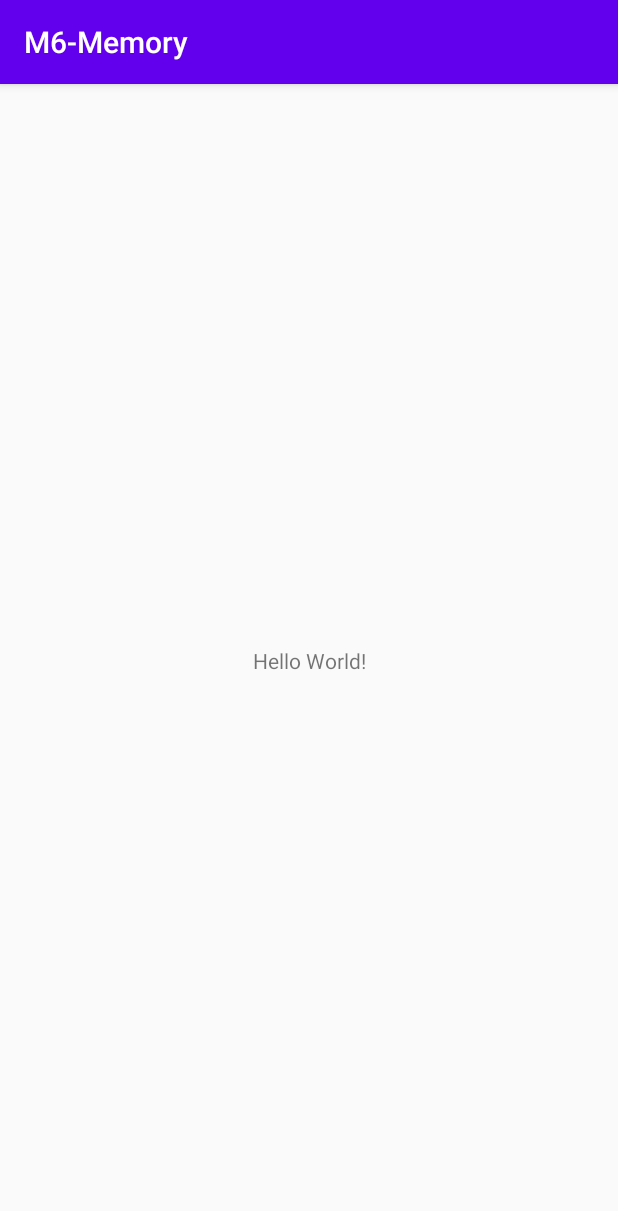
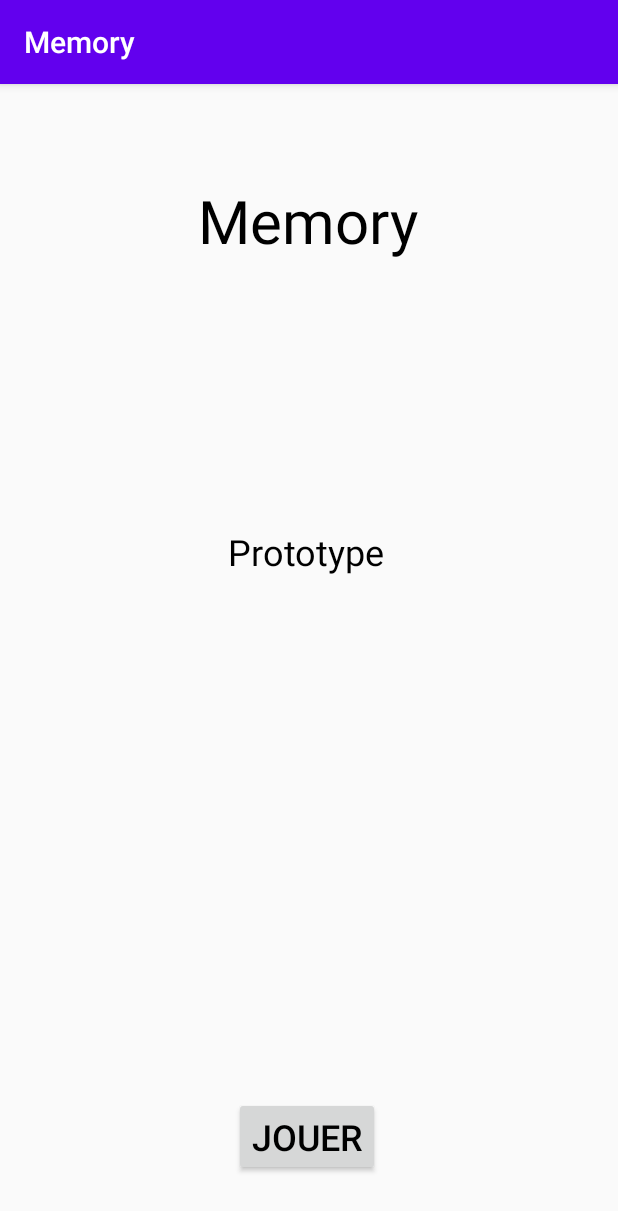
Before and after one commit to Phob0s7/M6-Memory, an Android app: the screen it shows after launch (MainActivity), on a phone screen of 412 x 824 dp. Shown: the top 1211 px of the screen. Run offline under Robolectric (Android 15) with nearby library versions, the phone set to English and light mode, and no system bars.

Commit message:
Ajout de l'activité d'accueil et l'activité des informations du joueur

```diff
--- a/app/src/main/AndroidManifest.xml
+++ b/app/src/main/AndroidManifest.xml
@@ -5,10 +5,11 @@
     <application
         android:allowBackup="true"
         android:icon="@mipmap/ic_launcher"
-        android:label="@string/app_name"
+        android:label="Memory"
         android:roundIcon="@mipmap/ic_launcher_round"
         android:supportsRtl="true"
         android:theme="@style/AppTheme">
+        <activity android:name=".LoginActivity"></activity>
         <activity android:name=".MainActivity">
             <intent-filter>
                 <action android:name="android.intent.action.MAIN" />
--- a/app/src/main/java/com/example/m6_memory/MainActivity.java
+++ b/app/src/main/java/com/example/m6_memory/MainActivity.java
@@ -2,13 +2,33 @@ package com.example.m6_memory;
 
 import androidx.appcompat.app.AppCompatActivity;
 
+import android.content.Intent;
 import android.os.Bundle;
+import android.view.View;
+import android.widget.Button;
+import android.widget.TextView;
 
 public class MainActivity extends AppCompatActivity {
+
+    private TextView mMemory;
+    private TextView mPrototype;
+    private Button mPlayButton;
 
     @Override
     protected void onCreate(Bundle savedInstanceState) {
         super.onCreate(savedInstanceState);
         setContentView(R.layout.activity_main);
+
+        mMemory = (TextView) findViewById(R.id.activity_main_memory_txt);
+        mPrototype = (TextView) findViewById(R.id.activity_main_prototype_txt);
+        mPlayButton = (Button) findViewById(R.id.activity_main_play_btn);
+
+        mPlayButton.setOnClickListener(new View.OnClickListener() {
+            @Override
+            public void onClick(View v) {
+                Intent loginActivity = new Intent(MainActivity.this, LoginActivity.class);
+                startActivity(loginActivity);
+            }
+        });
     }
 }
--- a/app/src/main/res/layout/activity_main.xml
+++ b/app/src/main/res/layout/activity_main.xml
@@ -7,12 +7,38 @@
     tools:context=".MainActivity">
 
     <TextView
+        android:id="@+id/activity_main_memory_txt"
         android:layout_width="wrap_content"
         android:layout_height="wrap_content"
-        android:text="Hello World!"
-        app:layout_constraintBottom_toBottomOf="parent"
-        app:layout_constraintLeft_toLeftOf="parent"
-        app:layout_constraintRight_toRightOf="parent"
+        android:layout_marginStart="132dp"
+        android:layout_marginTop="64dp"
+        android:text="Memory"
+        android:textColor="#000000"
+        android:textSize="40sp"
+        app:layout_constraintStart_toStartOf="parent"
         app:layout_constraintTop_toTopOf="parent" />
 
+    <TextView
+        android:id="@+id/activity_main_prototype_txt"
+        android:layout_width="wrap_content"
+        android:layout_height="wrap_content"
+        android:layout_marginStart="152dp"
+        android:layout_marginBottom="440dp"
+        android:text="Prototype"
+        android:textColor="#000000"
+        android:textSize="24sp"
+        app:layout_constraintBottom_toBottomOf="parent"
+        app:layout_constraintStart_toStartOf="parent" />
+
+    <Button
+        android:id="@+id/activity_main_play_btn"
+        android:layout_width="wrap_content"
+        android:layout_height="wrap_content"
+        android:layout_marginStart="156dp"
+        android:layout_marginBottom="40dp"
+        android:text="Jouer"
+        android:textColor="#000000"
+        android:textSize="24sp"
+        app:layout_constraintBottom_toBottomOf="parent"
+        app:layout_constraintStart_toStartOf="parent" />
 </androidx.constraintlayout.widget.ConstraintLayout>
```
Also changed, not shown: app/src/main/java/com/example/m6_memory/LoginActivity.java (added, +14 -0 lines), app/src/main/res/layout/activity_login.xml (added, +92 -0 lines).
